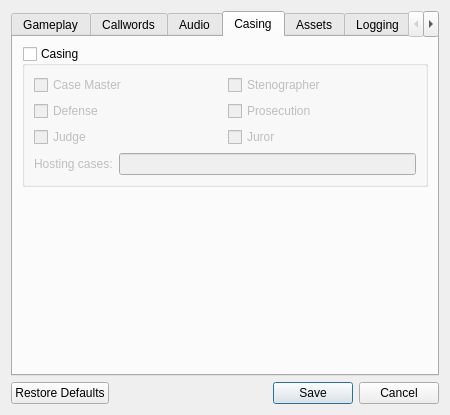
Old version of the form resource/ui/options_dialog.ui in the repository AttorneyOnline/AO2-Client.
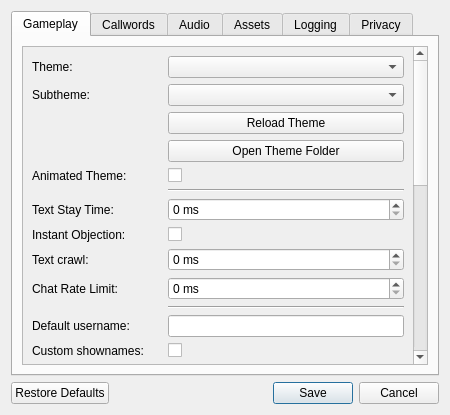
New version of the form. The open tabs and pages were chosen to show the change.

Commit message: Remove Case Announcement

What changed in the file:
```diff
--- a/resource/ui/options_dialog.ui
+++ b/resource/ui/options_dialog.ui
@@ -800,121 +800,6 @@
        </item>
       </layout>
      </widget>
-     <widget class="QWidget" name="casing_tab">
-      <attribute name="title">
-       <string>Casing</string>
-      </attribute>
-      <layout class="QVBoxLayout" name="verticalLayout">
-       <item>
-        <widget class="QGroupBox" name="casing_enabled_box">
-         <property name="toolTip">
-          <string>If checked, you will get alerts about case announcements.</string>
-         </property>
-         <property name="title">
-          <string>Casing</string>
-         </property>
-         <property name="checkable">
-          <bool>true</bool>
-         </property>
-         <property name="checked">
-          <bool>false</bool>
-         </property>
-         <layout class="QGridLayout" name="gridLayout">
-          <item row="1" column="0">
-           <widget class="QCheckBox" name="casing_def_cb">
-            <property name="toolTip">
-             <string>If checked, you will get alerts about case announcements if a defense spot is open.</string>
-            </property>
-            <property name="text">
-             <string>Defense</string>
-            </property>
-           </widget>
-          </item>
-          <item row="2" column="1">
-           <widget class="QCheckBox" name="casing_jur_cb">
-            <property name="toolTip">
-             <string>If checked, you will get alerts about case announcements if a juror spot is open.</string>
-            </property>
-            <property name="text">
-             <string>Juror</string>
-            </property>
-           </widget>
-          </item>
-          <item row="0" column="1">
-           <widget class="QCheckBox" name="casing_steno_cb">
-            <property name="toolTip">
-             <string>If checked, you will get alerts about case announcements if a stenographer spot is open.</string>
-            </property>
-            <property name="text">
-             <string>Stenographer</string>
-            </property>
-           </widget>
-          </item>
-          <item row="0" column="0">
-           <widget class="QCheckBox" name="casing_cm_cb">
-            <property name="toolTip">
-             <string>If checked, you will appear amongst the potential CMs on the server.</string>
-            </property>
-            <property name="text">
-             <string>Case Master</string>
-            </property>
-           </widget>
-          </item>
-          <item row="3" column="0" colspan="2">
-           <layout class="QHBoxLayout" name="horizontalLayout">
-            <item>
-             <widget class="QLabel" name="casing_cm_cases_lbl">
-              <property name="toolTip">
-               <string>If you're a CM, enter what cases you are willing to host.</string>
-              </property>
-              <property name="text">
-               <string>Hosting cases:</string>
-              </property>
-             </widget>
-            </item>
-            <item>
-             <widget class="QLineEdit" name="casing_cm_cases_textbox"/>
-            </item>
-           </layout>
-          </item>
-          <item row="1" column="1">
-           <widget class="QCheckBox" name="casing_pro_cb">
-            <property name="toolTip">
-             <string>If checked, you will get alerts about case announcements if a prosecutor spot is open.</string>
-            </property>
-            <property name="text">
-             <string>Prosecution</string>
-            </property>
-           </widget>
-          </item>
-          <item row="2" column="0">
-           <widget class="QCheckBox" name="casing_jud_cb">
-            <property name="toolTip">
-             <string>If checked, you will get alerts about case announcements if the judge spot is open.</string>
-            </property>
-            <property name="text">
-             <string>Judge</string>
-            </property>
-           </widget>
-          </item>
-         </layout>
-        </widget>
-       </item>
-       <item>
-        <spacer name="verticalSpacer">
-         <property name="orientation">
-          <enum>Qt::Vertical</enum>
-         </property>
-         <property name="sizeHint" stdset="0">
-          <size>
-           <width>20</width>
-           <height>338</height>
-          </size>
-         </property>
-        </spacer>
-       </item>
-      </layout>
-     </widget>
      <widget class="QWidget" name="assets_tab">
       <property name="sizePolicy">
        <sizepolicy hsizetype="Maximum" vsizetype="Preferred">
```
The commit also changes 10 other files.
